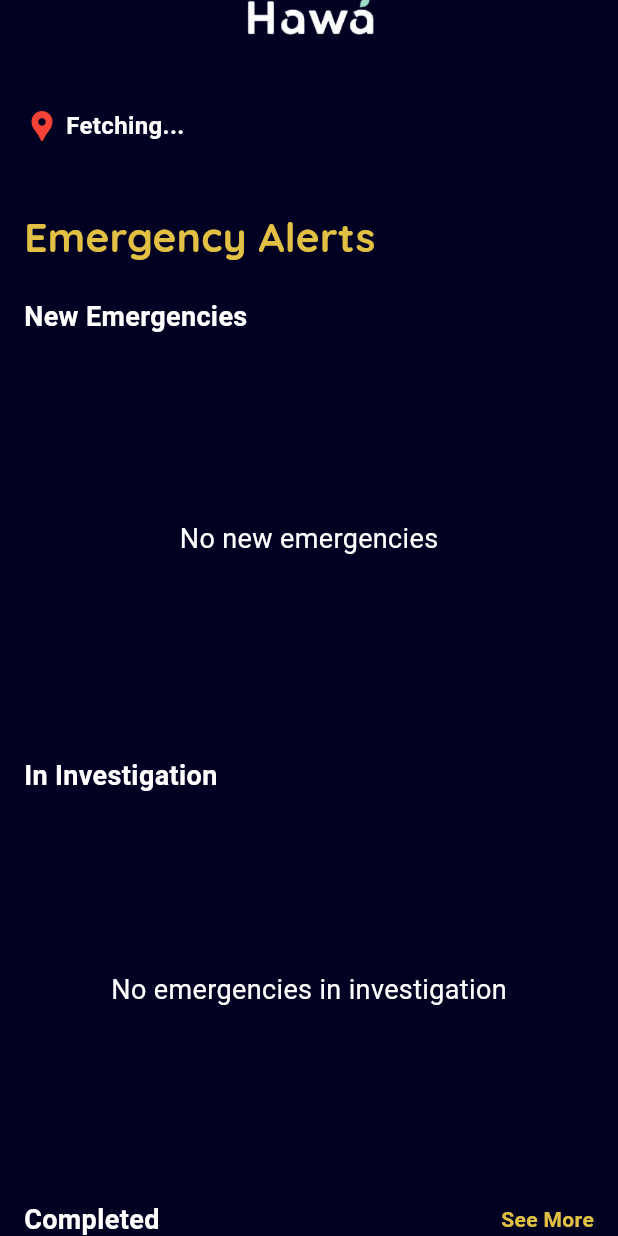
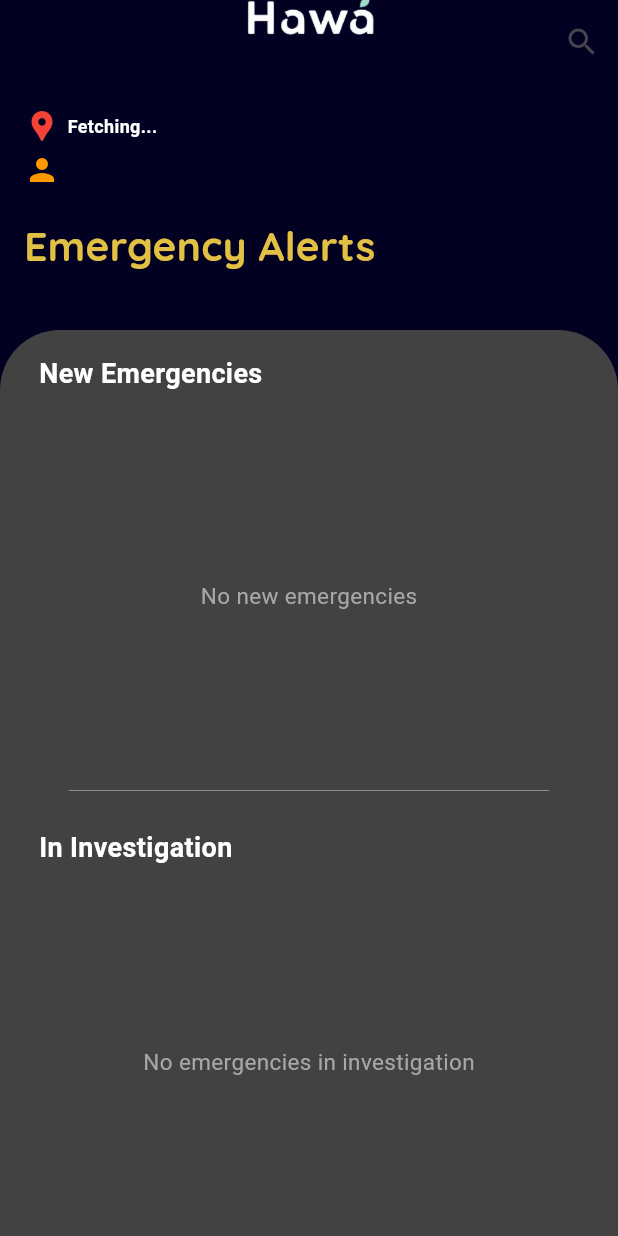
Before and after one commit to nataliaamah/hawastaff_v2, a Flutter app: the StaffMainPage screen opened directly with empty values, on a phone screen of 412 x 824 dp. Run offline on Flutter 3.47's test engine with Material 3 defaults, Android fonts, the light colour scheme and no system bars; our stand-ins replace cloud_firestore, firebase_auth, firebase_core, geocoding, google_fonts, google_maps_flutter and 2 more; missing offline and left inert: flutter_vibrate; accounts and stored records are empty.

Commit message:
design changes

```diff
--- a/lib/staffmain.dart
+++ b/lib/staffmain.dart
@@ -478,9 +478,18 @@ class _StaffMainPageState extends State<StaffMainPage> {
           height: 200,
           width: 200,
         ),
+        actions: [
+          IconButton(
+            icon: Icon(Icons.search),
+            onPressed: () {
+              // Search functionality here
+            },
           ),
-      body: SingleChildScrollView(
-        child: Padding(
+        ],
+      ),
+      body: Column(
+        children: [
+          Padding(
             padding: const EdgeInsets.all(16.0),
             child: Column(
               crossAxisAlignment: CrossAxisAlignment.start,
@@ -488,19 +497,22 @@ class _StaffMainPageState extends State<StaffMainPage> {
                 Row(
                   children: [
                     Icon(Icons.location_pin, color: Colors.red),
-                  SizedBox(width: 4),
+                    SizedBox(width: 5),
                     Text(
                       _currentLocation,
-                    style: TextStyle(color: const Color.fromARGB(255, 255, 255, 255), fontSize: 16, fontWeight: FontWeight.bold),
+                      style: TextStyle(color: const Color.fromARGB(255, 255, 255, 255), fontSize: 12, fontWeight: FontWeight.bold),
                     ),
                   ],
                 ),
+                SizedBox(height: 5,),
                 Row(
-                mainAxisAlignment: MainAxisAlignment.spaceBetween,
+                  crossAxisAlignment: CrossAxisAlignment.center,
                   children: [
+                    Icon(Icons.person, color: Colors.orange,),
+                    SizedBox(width: 5),
                     Text(
                       widget.fullName,
-                    style: TextStyle(color: const Color.fromARGB(255, 255, 255, 255), fontSize: 16, fontWeight: FontWeight.bold),
+                      style: TextStyle(color: const Color.fromARGB(255, 255, 255, 255), fontSize: 12, fontWeight: FontWeight.bold),
                     ),
                   ],
                 ),
@@ -512,9 +524,24 @@ class _StaffMainPageState extends State<StaffMainPage> {
                   ),
                 ),
                 SizedBox(height: 20),
-              Text(
+              ],
+            ),
+          ),
+          Expanded(
+            child: CustomPaint(
+              painter: PersonalInfoPainter(),
+              child: SingleChildScrollView(
+                child: Padding(
+                  padding: const EdgeInsets.all(16.0),
+                  child: Column(
+                    crossAxisAlignment: CrossAxisAlignment.start,
+                    children: [
+                      Padding(
+                        padding: EdgeInsets.only(left: 10),
+                        child: Text(
                         'New Emergencies',
                         style: TextStyle(color: Color.fromRGBO(255, 255, 255, 1), fontSize: 18, fontWeight: FontWeight.bold),
+                      ),
                       ),
                       SizedBox(height: 10),
                       Container(
@@ -523,7 +550,7 @@ class _StaffMainPageState extends State<StaffMainPage> {
                             ? Center(
                                 child: Text(
                                   'No new emergencies',
-                          style: TextStyle(color: Colors.white, fontSize: 18),
+                                  style: TextStyle(color: const Color.fromARGB(255, 167, 167, 167), fontSize: 15),
                                 ),
                               )
                             : ListView(
@@ -533,10 +560,14 @@ class _StaffMainPageState extends State<StaffMainPage> {
                                 }).toList(),
                               ),
                       ),
+                      Divider(height: 10,thickness: 0.5,color: const Color.fromARGB(255, 167, 167, 167), indent: 30, endIndent: 30,),
                       SizedBox(height: 20),
-              Text(
+                      Padding(
+                        padding : EdgeInsets.only(left: 10),
+                        child : Text(
                         'In Investigation',
                         style: TextStyle(color: Color.fromRGBO(255, 255, 255, 1), fontSize: 18, fontWeight: FontWeight.bold),
+                      ),
                       ),
                       SizedBox(height: 10),
                       Container(
@@ -545,7 +576,7 @@ class _StaffMainPageState extends State<StaffMainPage> {
                             ? Center(
                                 child: Text(
                                   'No emergencies in investigation',
-                          style: TextStyle(color: Colors.white, fontSize: 18),
+                                  style: TextStyle(color: const Color.fromARGB(255, 167, 167, 167), fontSize: 15),
                                 ),
                               )
                             : ListView(
@@ -555,13 +586,17 @@ class _StaffMainPageState extends State<StaffMainPage> {
                                 }).toList(),
                               ),
                       ),
+                      Divider(height: 10,thickness: 0.5,color: const Color.fromARGB(255, 167, 167, 167), indent: 30, endIndent: 30,),
                       SizedBox(height: 20),
                       Row(
                         mainAxisAlignment: MainAxisAlignment.spaceBetween,
                         children: [
-                  Text(
+                          Padding(
+                            padding: EdgeInsets.only(left: 10),
+                            child : Text(
                             'Completed',
                             style: TextStyle(color: Color.fromRGBO(255, 255, 255, 1), fontSize: 18, fontWeight: FontWeight.bold),
+                          ),
                           ),
                           GestureDetector(
                             onTap: () {
@@ -603,6 +638,34 @@ class _StaffMainPageState extends State<StaffMainPage> {
                   ),
                 ),
               ),
+            ),
+          ),
+        ],
+      ),
     );
   }
 }
+
+class PersonalInfoPainter extends CustomPainter {
+  @override
+  void paint(Canvas canvas, Size size) {
+    final paint = Paint()
+      ..color = Colors.grey.shade800
+      ..style = PaintingStyle.fill;
+
+    final rect = Rect.fromLTWH(0, 0, size.width, size.height);
+    final radius = Radius.circular(40);
+    final rrect = RRect.fromRectAndCorners(
+      rect,
+      topLeft: radius,
+      topRight: radius,
+    );
+
+    canvas.drawRRect(rrect, paint);
+  }
+
+  @override
+  bool shouldRepaint(covariant CustomPainter oldDelegate) {
+    return false;
+  }
+}
```
Also changed, not shown: lib/profilepainter.dart (added, +25 -0 lines), lib/viewcompleted.dart (+6 -4 lines). Lines whose indentation alone changed are shown as unchanged.
